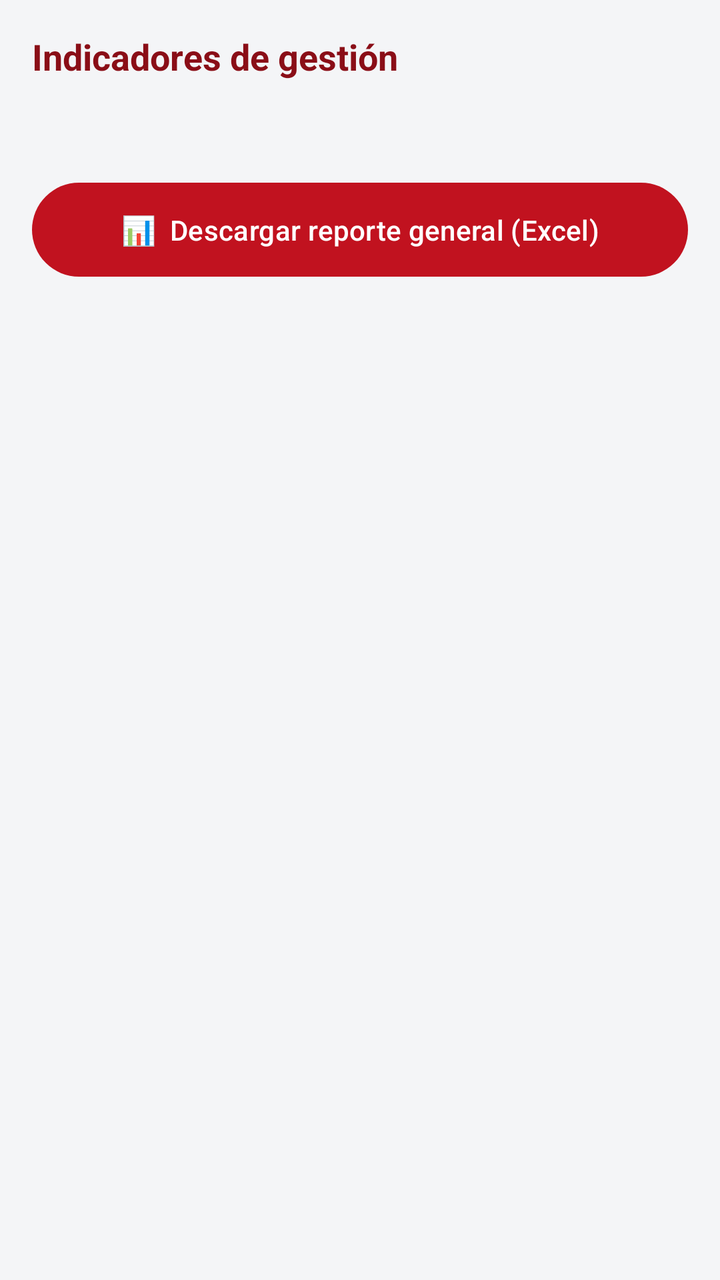
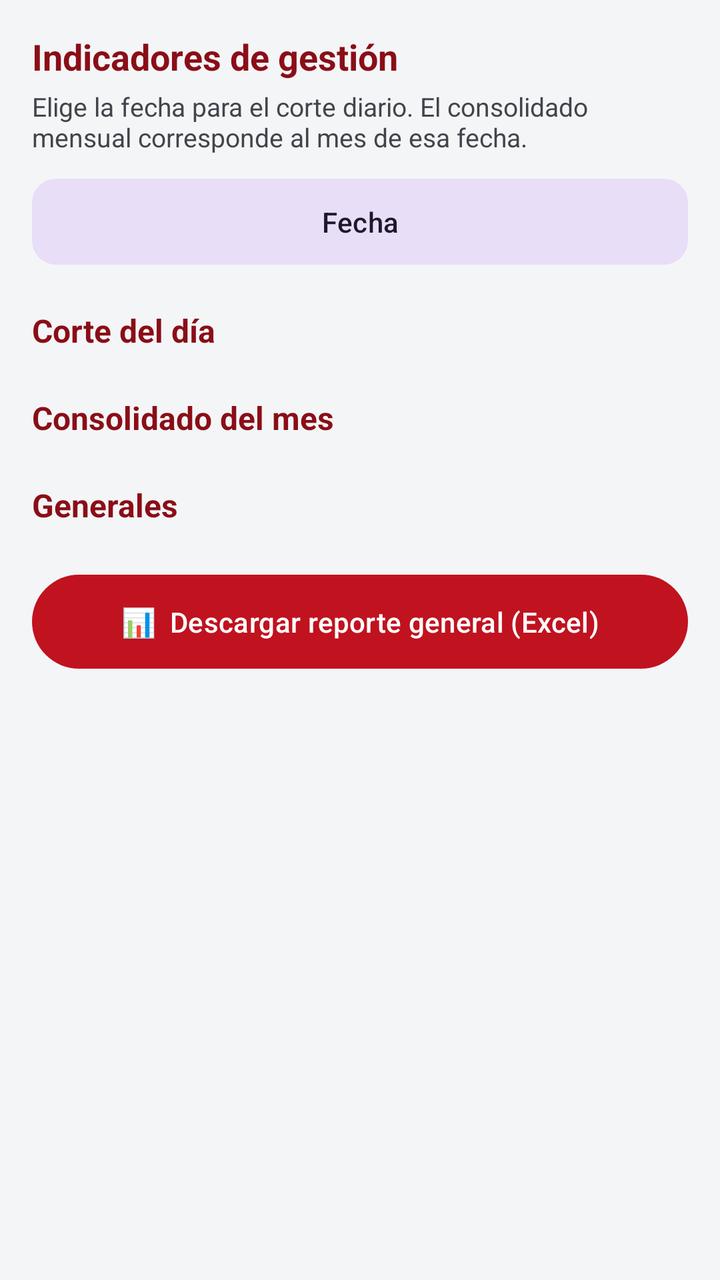

Two renders of the same Android screen: before a commit and after it. Below are the layout's source before the change and the commit's diff.
<!-- AndroidManifest.xml: application theme Theme.Confronta -->
<!-- res/layout/activity_kpis.xml -->
<?xml version="1.0" encoding="utf-8"?>
<ScrollView xmlns:android="http://schemas.android.com/apk/res/android"
    xmlns:app="http://schemas.android.com/apk/res-auto"
    android:layout_width="match_parent"
    android:layout_height="match_parent"
    android:background="@color/gris_fondo"
    android:fillViewport="true">

    <LinearLayout
        android:layout_width="match_parent"
        android:layout_height="wrap_content"
        android:orientation="vertical"
        android:padding="16dp">

        <TextView
            android:layout_width="wrap_content" android:layout_height="wrap_content"
            android:text="Indicadores de gestión" android:textStyle="bold"
            android:textSize="18sp" android:textColor="@color/verde_militar_oscuro" />
        <TextView
            android:id="@+id/tvFecha"
            android:layout_width="wrap_content" android:layout_height="wrap_content"
            android:textColor="@color/gris_texto" android:layout_marginBottom="8dp" />

        <LinearLayout
            android:id="@+id/contenedor"
            android:layout_width="match_parent" android:layout_height="wrap_content"
            android:orientation="vertical" />

        <com.google.android.material.button.MaterialButton
            android:id="@+id/btnExcel"
            android:layout_width="match_parent" android:layout_height="wrap_content"
            android:layout_marginTop="20dp" android:paddingVertical="14dp"
            android:text="📊  Descargar reporte general (Excel)" />

        <ProgressBar
            android:id="@+id/progreso"
            android:layout_width="wrap_content" android:layout_height="wrap_content"
            android:layout_gravity="center" android:layout_marginTop="12dp"
            android:visibility="gone" />
    </LinearLayout>
</ScrollView>
<!-- resources referenced by this layout -->
<resources>
  <color name="gris_fondo">#F4F5F7</color>
  <color name="gris_texto">#5B5F66</color>
  <color name="verde_militar_oscuro">#8A0E17</color>
  <style name="Theme.Confronta" parent="Theme.Material3.DayNight">
          <item name="colorPrimary">@color/verde_militar</item>
          <item name="colorPrimaryDark">@color/verde_militar_oscuro</item>
          <item name="colorOnPrimary">@color/blanco</item>
          <item name="colorSecondary">@color/dorado</item>
          <item name="colorOnSecondary">@color/blanco</item>
          
          <item name="android:statusBarColor">@color/negro</item>
      </style>
  <color name="verde_militar">#C1121F</color>
  <color name="blanco">#FFFFFF</color>
  <color name="dorado">#52565C</color>
  <color name="negro">#14161A</color>
</resources>

<!-- the commit's change to res/layout/activity_kpis.xml (unified diff, before → after) -->
@@ -16,13 +16,52 @@
             android:layout_width="wrap_content" android:layout_height="wrap_content"
             android:text="Indicadores de gestión" android:textStyle="bold"
             android:textSize="18sp" android:textColor="@color/verde_militar_oscuro" />
+
         <TextView
-            android:id="@+id/tvFecha"
             android:layout_width="wrap_content" android:layout_height="wrap_content"
-            android:textColor="@color/gris_texto" android:layout_marginBottom="8dp" />
+            android:text="Elige la fecha para el corte diario. El consolidado mensual corresponde al mes de esa fecha."
+            android:textColor="@color/texto_secundario" android:textSize="13sp"
+            android:layout_marginTop="4dp" android:layout_marginBottom="8dp" />
 
+        <com.google.android.material.button.MaterialButton
+            android:id="@+id/btnFecha"
+            style="@style/Widget.Material3.Button.TonalButton"
+            android:layout_width="match_parent" android:layout_height="wrap_content"
+            android:paddingVertical="12dp"
+            android:text="Fecha" app:cornerRadius="12dp" />
+
+        
+        <TextView
+            android:id="@+id/tvTituloDia"
+            android:layout_width="wrap_content" android:layout_height="wrap_content"
+            android:text="Corte del día" android:textStyle="bold" android:textSize="16sp"
+            android:textColor="@color/verde_militar_oscuro"
+            android:layout_marginTop="18dp" />
         <LinearLayout
-            android:id="@+id/contenedor"
+            android:id="@+id/contenedorDia"
+            android:layout_width="match_parent" android:layout_height="wrap_content"
+            android:orientation="vertical" />
+
+        
+        <TextView
+            android:id="@+id/tvTituloMes"
+            android:layout_width="wrap_content" android:layout_height="wrap_content"
+            android:text="Consolidado del mes" android:textStyle="bold" android:textSize="16sp"
+            android:textColor="@color/verde_militar_oscuro"
+            android:layout_marginTop="22dp" />
+        <LinearLayout
+            android:id="@+id/contenedorMes"
+            android:layout_width="match_parent" android:layout_height="wrap_content"
+            android:orientation="vertical" />
+
+        
+        <TextView
+            android:layout_width="wrap_content" android:layout_height="wrap_content"
+            android:text="Generales" android:textStyle="bold" android:textSize="16sp"
+            android:textColor="@color/verde_militar_oscuro"
+            android:layout_marginTop="22dp" />
+        <LinearLayout
+            android:id="@+id/contenedorGeneral"
             android:layout_width="match_parent" android:layout_height="wrap_content"
             android:orientation="vertical" />
 
<!-- resource entries referenced after the edit -->
@@ -1,20 +1,44 @@
 <!-- resources referenced by this layout -->
 <resources>
   <color name="gris_fondo">#F4F5F7</color>
-  <color name="gris_texto">#5B5F66</color>
+  <color name="texto_secundario">#41454B</color>
   <color name="verde_militar_oscuro">#8A0E17</color>
-  <style name="Theme.Confronta" parent="Theme.Material3.DayNight">
+  <style name="Theme.Confronta" parent="Theme.Material3.Light">
           <item name="colorPrimary">@color/verde_militar</item>
           <item name="colorPrimaryDark">@color/verde_militar_oscuro</item>
           <item name="colorOnPrimary">@color/blanco</item>
           <item name="colorSecondary">@color/dorado</item>
           <item name="colorOnSecondary">@color/blanco</item>
+  
+          
+          <item name="colorSurface">@color/superficie</item>
+          <item name="colorOnSurface">@color/texto_principal</item>
+          <item name="colorOnSurfaceVariant">@color/texto_secundario</item>
+          <item name="android:colorBackground">@color/gris_fondo</item>
+          <item name="colorOnBackground">@color/texto_principal</item>
+          <item name="android:textColorPrimary">@color/texto_principal</item>
+          <item name="android:textColorSecondary">@color/texto_secundario</item>
+          <item name="android:textColorHint">@color/texto_hint</item>
+  
+          
+          <item name="materialButtonStyle">@style/Widget.Confronta.Button</item>
+  
           
           <item name="android:statusBarColor">@color/negro</item>
       </style>
   <color name="verde_militar">#C1121F</color>
   <color name="blanco">#FFFFFF</color>
   <color name="dorado">#52565C</color>
+  <color name="superficie">#FFFFFF</color>
+  <color name="texto_principal">#14161A</color>
+  <color name="texto_hint">#6B7078</color>
+  <style name="Widget.Confronta.Button" parent="Widget.Material3.Button">
+          <item name="backgroundTint">@color/boton_fondo</item>
+          <item name="android:textColor">@color/boton_texto</item>
+          <item name="iconTint">@color/boton_texto</item>
+          <item name="rippleColor">@color/blanco</item>
+          <item name="android:textAllCaps">false</item>
+      </style>
   <color name="negro">#14161A</color>
 </resources>
 
